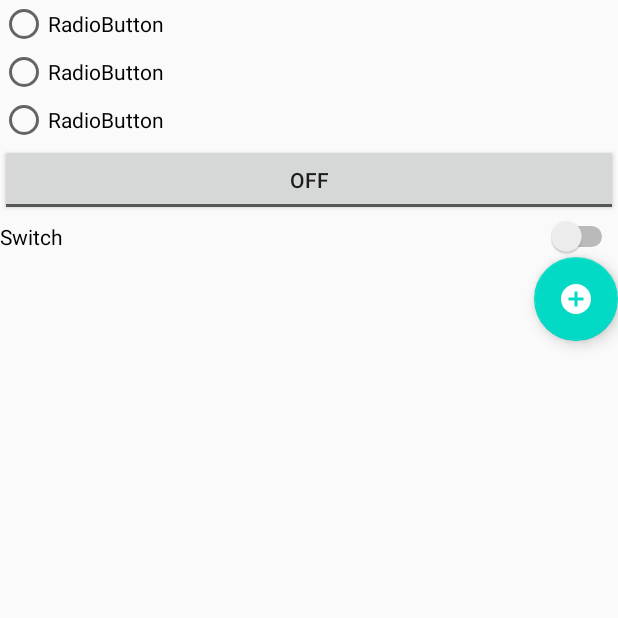
After one commit to jo13bc/LAB05-06, an Android app: the Buttons screen opened directly, with no data from a screen before it, on a phone screen of 412 x 824 dp, the top half of it. The commit adds this screen. Run offline under Robolectric (Android 15) with nearby library versions, the phone set to English and light mode, and no system bars.

Commit message:
Seccion de botones

```diff
--- a/Login/app/src/main/AndroidManifest.xml
+++ b/Login/app/src/main/AndroidManifest.xml
@@ -33,6 +33,10 @@
             android:name=".RegisterActivity"
             android:theme="@style/AppTheme.NoActionBar">
         </activity>
+        <activity
+            android:name=".Buttons"
+            android:theme="@style/AppTheme.NoActionBar">
+        </activity>
     </application>
 
 </manifest>
--- /dev/null
+++ b/Login/app/src/main/java/com/miker/login/Buttons.java
@@ -0,0 +1,75 @@
+package com.miker.login;
+
+import android.content.Context;
+import android.content.SharedPreferences;
+import android.os.Bundle;
+import android.view.ContextMenu;
+import android.view.KeyEvent;
+import android.view.Menu;
+import android.view.MotionEvent;
+import android.view.View;
+import android.view.WindowInsets;
+import android.widget.LinearLayout;
+import android.widget.RadioButton;
+import android.widget.RadioGroup;
+import android.widget.Switch;
+import android.widget.TextView;
+import android.widget.ToggleButton;
+
+import androidx.appcompat.app.ActionBarDrawerToggle;
+import androidx.appcompat.app.AppCompatActivity;
+import androidx.appcompat.widget.Toolbar;
+import androidx.core.view.GravityCompat;
+import androidx.drawerlayout.widget.DrawerLayout;
+
+import com.google.android.material.floatingactionbutton.FloatingActionButton;
+import com.google.android.material.navigation.NavigationView;
+import com.google.android.material.snackbar.Snackbar;
+
+public class Buttons extends AppCompatActivity {
+
+    @Override
+    protected void onCreate(Bundle savedInstanceState) {
+        super.onCreate(savedInstanceState);
+        setContentView(R.layout.activity_buttons);
+
+        //Definicion
+        RadioGroup radio_group = findViewById(R.id.radio_group);
+        RadioButton radio_button = findViewById(R.id.radio_button);
+        ToggleButton toggle_button = findViewById(R.id.toggle_button);
+        Switch a_switch = findViewById(R.id.a_switch);
+        FloatingActionButton floating_button = findViewById(R.id.floating_button);
+
+        //Eventos
+        radio_button.setOnTouchListener(new View.OnTouchListener() {
+            @Override
+            public boolean onTouch(View v, MotionEvent event) {
+                return false;
+            }
+        });
+        toggle_button.setOnKeyListener(new View.OnKeyListener() {
+            @Override
+            public boolean onKey(View v, int keyCode, KeyEvent event) {
+                return false;
+            }
+        });
+        a_switch.addOnAttachStateChangeListener(new View.OnAttachStateChangeListener() {
+            @Override
+            public void onViewAttachedToWindow(View v) {
+
+            }
+
+            @Override
+            public void onViewDetachedFromWindow(View v) {
+
+            }
+        });
+        floating_button.setOnCreateContextMenuListener(new View.OnCreateContextMenuListener() {
+            @Override
+            public void onCreateContextMenu(ContextMenu menu, View v, ContextMenu.ContextMenuInfo menuInfo) {
+
+            }
+        });
+
+    }
+}
--- a/Login/app/src/main/java/com/miker/login/NavDrawerActivity.java
+++ b/Login/app/src/main/java/com/miker/login/NavDrawerActivity.java
@@ -8,6 +8,7 @@ import android.view.LayoutInflater;
 import android.view.Menu;
 import android.view.MenuItem;
 import android.view.View;
+import android.widget.Button;
 import android.widget.LinearLayout;
 import android.widget.TextView;
 
@@ -138,6 +139,9 @@ public class NavDrawerActivity extends AppCompatActivity
                 intent = new Intent(NavDrawerActivity.this, MainActivity.class);
             }
         }
+        if(id == R.id.nav_buttons){
+            intent = new Intent(NavDrawerActivity.this, Buttons.class);
+        }
         intent.putExtra("model", model);
         startActivityForResult(intent, 0);
 
--- /dev/null
+++ b/Login/app/src/main/res/layout/activity_buttons.xml
@@ -0,0 +1,59 @@
+<?xml version="1.0" encoding="utf-8"?>
+<androidx.constraintlayout.widget.ConstraintLayout
+    xmlns:android="http://schemas.android.com/apk/res/android"
+    xmlns:app="http://schemas.android.com/apk/res-auto"
+    xmlns:tools="http://schemas.android.com/tools"
+    android:layout_width="match_parent"
+    android:layout_height="match_parent">
+
+    <LinearLayout
+        android:layout_width="match_parent"
+        android:layout_height="match_parent"
+        android:orientation="vertical">
+
+        <RadioGroup
+            android:id="@+id/radio_group"
+            android:layout_width="match_parent"
+            android:layout_height="wrap_content">
+
+            <RadioButton
+                android:id="@+id/radioButton3"
+                android:layout_width="match_parent"
+                android:layout_height="wrap_content"
+                android:text="RadioButton" />
+
+            <RadioButton
+                android:id="@+id/radioButton2"
+                android:layout_width="match_parent"
+                android:layout_height="wrap_content"
+                android:text="RadioButton" />
+        </RadioGroup>
+
+        <RadioButton
+            android:id="@+id/radio_button"
+            android:layout_width="match_parent"
+            android:layout_height="wrap_content"
+            android:text="RadioButton" />
+
+        <ToggleButton
+            android:id="@+id/toggle_button"
+            android:layout_width="match_parent"
+            android:layout_height="wrap_content"
+            android:text="ToggleButton" />
+
+        <Switch
+            android:id="@+id/a_switch"
+            android:layout_width="match_parent"
+            android:layout_height="wrap_content"
+            android:text="Switch" />
+
+        <com.google.android.material.floatingactionbutton.FloatingActionButton
+            android:id="@+id/floating_button"
+            android:layout_width="match_parent"
+            android:layout_height="wrap_content"
+            android:layout_gravity="end"
+            android:clickable="true"
+            app:srcCompat="@drawable/ic_add_circle_black_24dp" />
+    </LinearLayout>
+
+</androidx.constraintlayout.widget.ConstraintLayout>
--- a/Login/app/src/main/res/menu/activity_nav_drawer_drawer.xml
+++ b/Login/app/src/main/res/menu/activity_nav_drawer_drawer.xml
@@ -12,6 +12,10 @@
             android:id="@+id/nav_aplicar"
             android:icon="@drawable/ic_card_travel_black_24dp"
             android:title="Aplicar" />
+        <item
+            android:id="@+id/nav_buttons"
+            android:icon="@drawable/ic_card_travel_black_24dp"
+            android:title="Buttons" />
    <!--     <item
             android:id="@+id/nav_button"
             android:icon="@drawable/ic_menu_slideshow"
```
